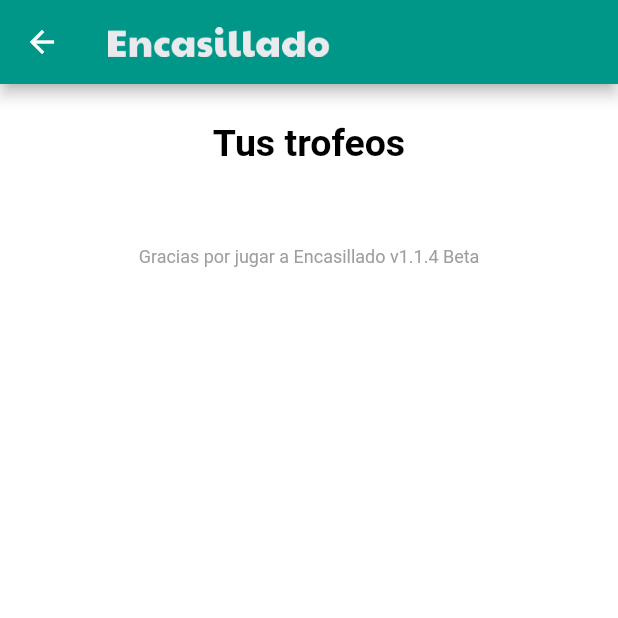
After one commit to joaquinsolla/Encasillado, a Flutter app: the Trophies screen opened by its route, on a phone screen of 412 x 824 dp, the top half of it. The commit adds this screen. Run offline on Flutter 3.47's test engine with Material 2 defaults, Android fonts, the phone set to English and light mode, and no system bars; our stand-ins replace charts_flutter, flushbar, google_mobile_ads, shared_preferences; missing offline and left inert: mailto, new_version, social_share, twitter_intent; accounts and stored records are empty; network calls fail; Roboto replaces fonts that are missing (RaleWay).

Commit message:
Trophies page added

```diff
--- a/lib/common/imagepaths.dart
+++ b/lib/common/imagepaths.dart
@@ -11,7 +11,6 @@ const String exampleYellowImg = 'app_files/example_yellow.png';
 const String exampleYellowColorblindImg = 'app_files/example_yellow_colorblind.png';
 const String githubImgLightmode = 'app_files/github_image.png';
 const String githubImgDarkmode = 'app_files/github_image_darkmode.png';
-const String helpImg = 'app_files/help_icon.png';
 const String instagramImg = 'app_files/instagram_image.png';
 const String myWebsiteImg = 'app_files/my_website_img.png';
 const String otherShareImg = 'app_files/others_icon.png';
@@ -22,6 +21,7 @@ const String settingsImg = 'app_files/settings_icon.png';
 const String streakGifLightmode = 'app_files/streak_gif.gif';
 const String streakGifDarkmode = 'app_files/streak_gif_darkmode.gif';
 const String telegramImg = 'app_files/telegram_icon.png';
+const String trophiesImg = 'app_files/trophies_icon.png';
 const String twitterImg = 'app_files/twitter_icon.png';
 const String twitterBotImgLightmode = 'app_files/twitter_bot_image.png';
 const String twitterBotImgDarkmode = 'app_files/twitter_bot_image_darkmode.png';
--- a/lib/common/widgets.dart
+++ b/lib/common/widgets.dart
@@ -26,6 +26,19 @@ AppBar myAppBarWithButtonsWithoutBackArrow(BuildContext context) {
           scale: imageScale,
         ),
         Expanded(child: Text("")),
+        Container(
+          width: 40,
+          child: RawMaterialButton(
+            onPressed: () {
+              Navigator.pushNamed(context, '/trophies');
+            },
+            elevation: 0,
+            child: Image.asset(trophiesImg, scale: 35,),
+            fillColor: appSecondColor,
+            shape: CircleBorder(),
+          ),
+        ),
+        SizedBox(width: 2.5,),
         Container(
           width: 40,
           child: RawMaterialButton(
--- a/lib/main.dart
+++ b/lib/main.dart
@@ -4,6 +4,7 @@
  * App repository: https://github.com/joaquinsolla/Encasillado
  * */
 
+import 'package:Encasillado/pages/trophies.dart';
 import 'package:flutter/material.dart';
 
 import 'package:Encasillado/databases.dart';
@@ -41,6 +42,7 @@ void main() {
       '/score_explanation': (context) => ScoreExplanation(),
       '/settings': (context) => Settings(),
       '/release_notes': (context) => ReleaseNotes(),
+      '/trophies': (context) => Trophies(),
       '/user_stats': (context) => UserStats(),
       '/wotd_end': (context) => WotdEnd(),
     },
--- /dev/null
+++ b/lib/pages/trophies.dart
@@ -0,0 +1,125 @@
+import 'package:flutter/material.dart';
+import 'package:flutter/services.dart';
+import 'package:google_mobile_ads/google_mobile_ads.dart';
+
+import 'package:Encasillado/common/imagepaths.dart';
+import 'package:Encasillado/common/miscellaneous.dart';
+import 'package:Encasillado/common/widgets.dart';
+import 'package:Encasillado/common/colors.dart';
+import 'package:Encasillado/ad_helper.dart';
+
+class Trophies extends StatefulWidget {
+  @override
+  _TrophiesState createState() => _TrophiesState();
+}
+
+class _TrophiesState extends State<Trophies> {
+
+  // ADMOB MANAGEMENT
+  late BannerAd _bannerAd;
+  bool _isBannerAdReady = false;
+
+  Future<InitializationStatus> _initGoogleMobileAds() {
+    return MobileAds.instance.initialize();
+  }
+
+  @override
+  void initState() {
+
+    if (showAds) {
+      _initGoogleMobileAds();
+      _bannerAd = BannerAd(
+        adUnitId: AdHelper.bannerAdUnitId,
+        request: AdRequest(),
+        size: AdSize.banner,
+        listener: BannerAdListener(
+          onAdLoaded: (_) {
+            setState(() {
+              _isBannerAdReady = true;
+            });
+          },
+          onAdFailedToLoad: (ad, err) {
+            print('Failed to load a banner ad: ${err.message}');
+            _isBannerAdReady = false;
+            ad.dispose();
+          },
+        ),
+      );
+
+      _bannerAd.load();
+    }
+  }
+
+  @override
+  Widget build(BuildContext context) {
+    SystemChrome.setPreferredOrientations([
+      DeviceOrientation.portraitUp,
+    ]);
+
+    return Scaffold(
+        appBar: myAppBarWithoutButtonsWithBackArrow(context),
+        backgroundColor: appWhite,
+        body: Container(
+          margin: const EdgeInsets.fromLTRB(30.0, 20.0, 30.0, 0.0),
+          alignment: Alignment.topCenter,
+          child: Column(
+            children: [
+              Expanded(child: ListView(
+                addAutomaticKeepAlives: true,
+                children: [
+                  SizedBox(
+                    height: 5,
+                  ),
+                  Text(
+                    "Tus trofeos",
+                    style: TextStyle(
+                      fontSize: 25,
+                      color: appBlack,
+                      fontWeight: FontWeight.bold,
+                      decoration: TextDecoration.none,
+                      fontFamily: 'RaleWay',
+                    ),
+                    textAlign: TextAlign.center,
+                  ),
+                  SizedBox(
+                    height: 10,
+                  ),
+
+
+
+                  SizedBox(
+                    height: 30,
+                  ),
+                  Text(
+                    "\nGracias por jugar a Encasillado v$appVersion",
+                    style: TextStyle(
+                      fontSize: 12,
+                      color: appGrey,
+                      fontWeight: FontWeight.normal,
+                      decoration: TextDecoration.none,
+                      fontFamily: 'RaleWay',
+                    ),
+                    textAlign: TextAlign.center,
+                  ),
+                  SizedBox(height: 20,),
+                ],
+              ),),
+              //if (_isBannerAdReady) SizedBox(height: 5,),
+              //if (_isBannerAdReady) smallText('ADVERTISING'),
+              if (_isBannerAdReady) Align(
+                alignment: Alignment.topCenter,
+                child: Container(
+                  width: _bannerAd.size.width.toDouble(),
+                  height: _bannerAd.size.height.toDouble(),
+                  child: AdWidget(ad: _bannerAd),
+                ),
+              ),
+            ],
+          ),
+
+
+
+        )
+    );
+  }
+}
```
Also changed, not shown: app_files/help_icon.png (deleted), app_files/trophies_icon.png (added).
